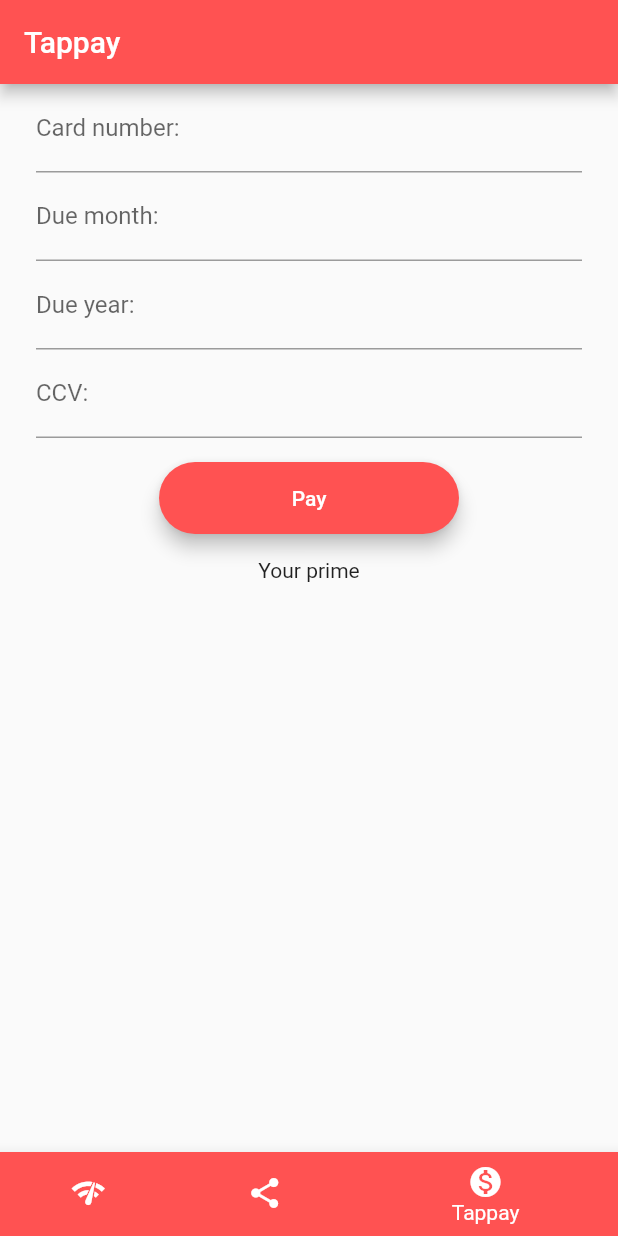
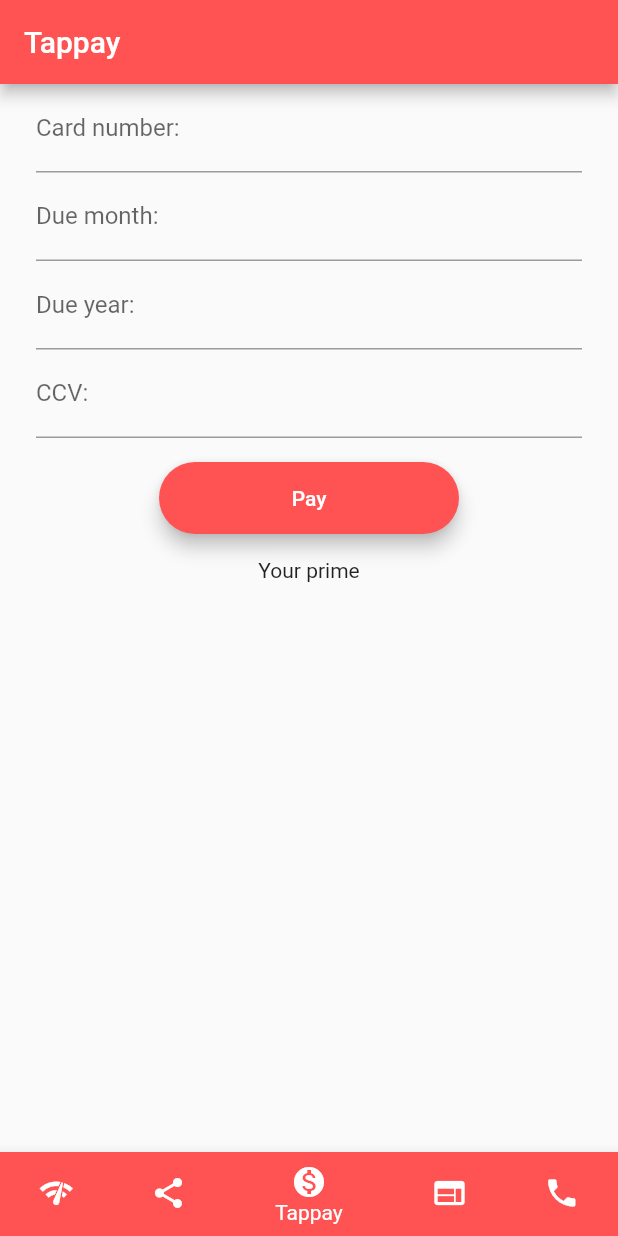
Before and after one commit to TungWang/tung-flutter-framework, a Flutter app: the screen it shows after launch, item 3 of the bottom bar chosen, on a phone screen of 412 x 824 dp. Run offline on Flutter 3.47's test engine with Material 2 defaults, Android fonts, the phone set to English and light mode, and no system bars; our stand-ins replace share, webview_flutter; missing offline and left inert: tappayflutterplugin; network calls fail.

```diff
--- a/lib/screens/main.dart
+++ b/lib/screens/main.dart
@@ -1,4 +1,6 @@
 import 'package:flutter/material.dart';
+import 'package:tungflutterframework/screens/phone_call_screen.dart';
+import 'package:tungflutterframework/screens/web_screen.dart';
 import 'network_screen.dart';
 import 'share_screen.dart';
 import 'tappay_screen.dart';
@@ -17,6 +19,8 @@ class _MyAppState extends State<MyApp> {
     NetworkScreen(),
     ShareScreen(),
     TappayScreen(),
+    WebScreen(),
+    PhoneCallScreen(),
   ];
 
   @override
@@ -43,6 +47,15 @@ class _MyAppState extends State<MyApp> {
               icon: Icon(Icons.monetization_on),
               title: Text('Tappay'),
               backgroundColor: Colors.redAccent,
+            ),BottomNavigationBarItem(
+              icon: Icon(Icons.web),
+              title: Text('Web'),
+              backgroundColor: Colors.deepPurpleAccent,
+            ),
+            BottomNavigationBarItem(
+              icon: Icon(Icons.phone),
+              title: Text('Phone call'),
+              backgroundColor: Colors.orangeAccent,
             ),
           ],
           onTap: (index) {
--- a/lib/screens/network_screen.dart
+++ b/lib/screens/network_screen.dart
@@ -1,6 +1,6 @@
 import 'package:flutter/material.dart';
-import 'package:tungflutterframework/api_services/api_response_models/login_model.dart';
-import 'package:tungflutterframework/api_services/login.dart';
+import 'package:tungflutterframework/services/api_services/login.dart';
+import 'package:tungflutterframework/services/api_services/api_response_models/login_model.dart';
 import 'package:tungflutterframework/widgets/network_demo.dart';
 
 class NetworkScreen extends StatefulWidget {
--- a/lib/api_services/login.dart
+++ b/lib/services/api_services/login.dart
@@ -1,4 +1,4 @@
-import 'package:tungflutterframework/api_services/api_response_models/login_model.dart';
+import 'package:tungflutterframework/services/api_services/api_response_models/login_model.dart';
 import 'networking.dart';
 import 'package:tungflutterframework/constans.dart';
 
--- a/lib/widgets/network_demo.dart
+++ b/lib/widgets/network_demo.dart
@@ -1,5 +1,5 @@
 import 'package:flutter/material.dart';
-import 'package:tungflutterframework/api_services/api_response_models/login_model.dart';
+import 'package:tungflutterframework/services/api_services/api_response_models/login_model.dart';
 import 'package:tungflutterframework/constans.dart';
 
 Widget getNetworkDemo(Future<LoginModel> futureLogin) {
--- a/pubspec.yaml
+++ b/pubspec.yaml
@@ -14,6 +14,8 @@ dependencies:
   http: ^0.12.0+4
   share: ^0.6.3+6
   tappayflutterplugin: ^0.0.3
+  webview_flutter: ^0.3.19+9
+  url_launcher: ^5.4.2
 
 dev_dependencies:
   flutter_test:
```
Also changed, not shown: lib/screens/phone_call_screen.dart (added, +30 -0 lines), lib/screens/web_screen.dart (added, +63 -0 lines), lib/services/launch_service.dart (added, +25 -0 lines), lib/services/api_services/api_response_models/error_model.dart (renamed from lib/api_services/api_response_models/error_model.dart), lib/services/api_services/api_response_models/login_model.dart (renamed from lib/api_services/api_response_models/login_model.dart), lib/services/api_services/api_response_models/theme_model.dart (renamed from lib/api_services/api_response_models/theme_model.dart), lib/services/api_services/api_response_models/user_element_model.dart (renamed from lib/api_services/api_response_models/user_element_model.dart), lib/services/api_services/api_response_models/user_model.dart (renamed from lib/api_services/api_response_models/user_model.dart), lib/services/api_services/networking.dart (renamed from lib/api_services/networking.dart), pubspec.lock, 2 other files.
